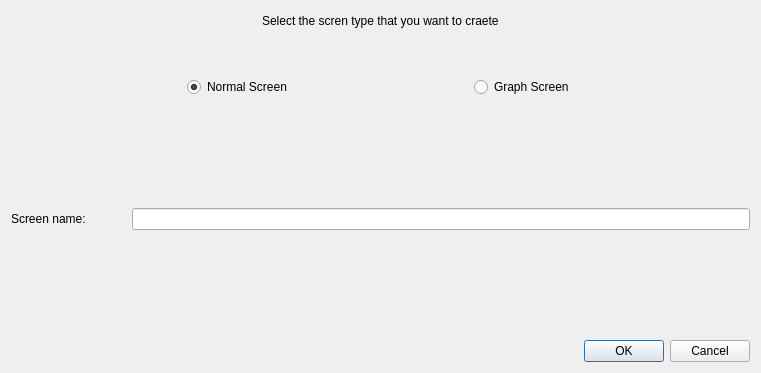
Old version of the form Hardware Monitor Applet/GUI/ScreenSelectionDialog.ui in the repository jimmyd-be/Hardware-Monitor-Applet.
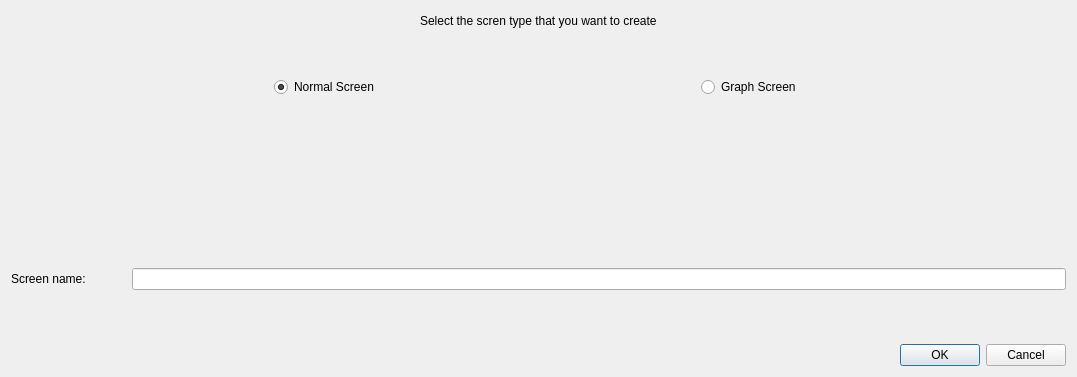
New version of the form. Icons and pictures are not drawn.

What changed in the file:
```diff
--- a/Hardware Monitor Applet/GUI/ScreenSelectionDialog.ui
+++ b/Hardware Monitor Applet/GUI/ScreenSelectionDialog.ui
@@ -6,14 +6,14 @@
    <rect>
     <x>0</x>
     <y>0</y>
-    <width>761</width>
-    <height>373</height>
+    <width>1077</width>
+    <height>377</height>
    </rect>
   </property>
   <property name="windowTitle">
    <string>Dialog</string>
   </property>
-  <layout class="QVBoxLayout" name="verticalLayout">
+  <layout class="QVBoxLayout" name="verticalLayout_3">
    <item>
     <layout class="QHBoxLayout" name="horizontalLayout">
      <item>
@@ -32,7 +32,7 @@
      <item>
       <widget class="QLabel" name="label">
        <property name="text">
-        <string>Select the scren type that you want to craete</string>
+        <string>Select the scren type that you want to create</string>
        </property>
       </widget>
      </item>
@@ -68,6 +68,23 @@
     </spacer>
    </item>
    <item>
+    <layout class="QHBoxLayout" name="horizontalLayout_5">
+     <item>
+      <spacer name="horizontalSpacer_102">
+       <property name="orientation">
+        <enum>Qt::Horizontal</enum>
+       </property>
+       <property name="sizeHint" stdset="0">
+        <size>
+         <width>40</width>
+         <height>20</height>
+        </size>
+       </property>
+      </spacer>
+     </item>
+     <item>
+      <layout class="QVBoxLayout" name="verticalLayout">
+       <item>
     <layout class="QHBoxLayout" name="horizontalLayout_2">
      <item>
       <spacer name="horizontalSpacer_3">
@@ -96,6 +113,68 @@
       </widget>
      </item>
      <item>
+          <spacer name="horizontalSpacer_4">
+           <property name="orientation">
+            <enum>Qt::Horizontal</enum>
+           </property>
+           <property name="sizeHint" stdset="0">
+            <size>
+             <width>40</width>
+             <height>20</height>
+            </size>
+           </property>
+          </spacer>
+         </item>
+        </layout>
+       </item>
+       <item>
+        <widget class="QLabel" name="label_3">
+         <property name="sizePolicy">
+          <sizepolicy hsizetype="Fixed" vsizetype="Fixed">
+           <horstretch>0</horstretch>
+           <verstretch>0</verstretch>
+          </sizepolicy>
+         </property>
+         <property name="minimumSize">
+          <size>
+           <width>200</width>
+           <height>150</height>
+          </size>
+         </property>
+         <property name="maximumSize">
+          <size>
+           <width>200</width>
+           <height>150</height>
+          </size>
+         </property>
+         <property name="styleSheet">
+          <string notr="true">image: url(:/MainWindow/Resources/NormalScreen.png);</string>
+         </property>
+         <property name="text">
+          <string/>
+         </property>
+        </widget>
+       </item>
+      </layout>
+     </item>
+     <item>
+      <spacer name="horizontalSpacer_100">
+       <property name="orientation">
+        <enum>Qt::Horizontal</enum>
+       </property>
+       <property name="sizeHint" stdset="0">
+        <size>
+         <width>40</width>
+         <height>20</height>
+        </size>
+       </property>
+      </spacer>
+     </item>
+     <item>
+      <layout class="QVBoxLayout" name="verticalLayout_2">
+       <item>
+        <layout class="QHBoxLayout" name="horizontalLayout_4">
+         <item>
       <spacer name="horizontalSpacer_5">
        <property name="orientation">
         <enum>Qt::Horizontal</enum>
@@ -119,7 +198,52 @@
       </widget>
      </item>
      <item>
-      <spacer name="horizontalSpacer_4">
+          <spacer name="horizontalSpacer_7">
+           <property name="orientation">
+            <enum>Qt::Horizontal</enum>
+           </property>
+           <property name="sizeHint" stdset="0">
+            <size>
+             <width>40</width>
+             <height>20</height>
+            </size>
+           </property>
+          </spacer>
+         </item>
+        </layout>
+       </item>
+       <item>
+        <widget class="QLabel" name="label_4">
+         <property name="sizePolicy">
+          <sizepolicy hsizetype="Fixed" vsizetype="Fixed">
+           <horstretch>0</horstretch>
+           <verstretch>0</verstretch>
+          </sizepolicy>
+         </property>
+         <property name="minimumSize">
+          <size>
+           <width>200</width>
+           <height>150</height>
+          </size>
+         </property>
+         <property name="maximumSize">
+          <size>
+           <width>200</width>
+           <height>150</height>
+          </size>
+         </property>
+         <property name="styleSheet">
+          <string notr="true">image: url(:/MainWindow/Resources/NormalScreen.png);</string>
+         </property>
+         <property name="text">
+          <string/>
+         </property>
+        </widget>
+       </item>
+      </layout>
+     </item>
+     <item>
+      <spacer name="horizontalSpacer_101">
        <property name="orientation">
         <enum>Qt::Horizontal</enum>
        </property>
```
Left out of the diff: 4 changed lines with no effect on the pictures. Lines whose indentation alone changed are shown as unchanged.
